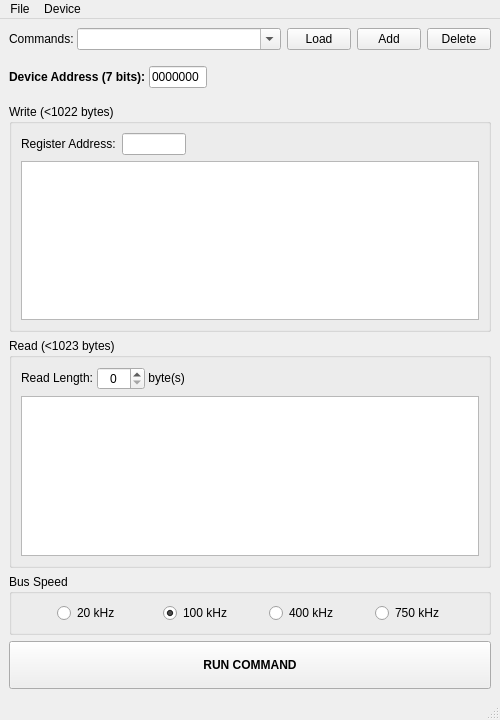
This is mainwindow.ui in KreedM/CH341-I2C-Tool as Qt 5 draws it before an edit. The edited form follows.
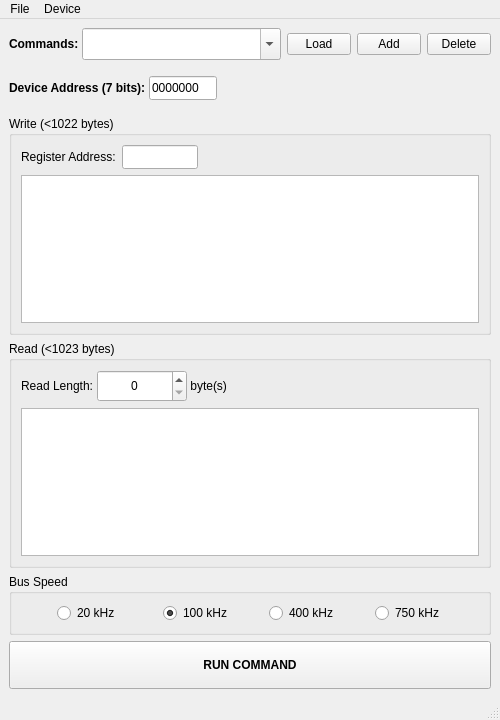
This is the edited form.

```diff
--- a/mainwindow.ui
+++ b/mainwindow.ui
@@ -41,6 +41,11 @@
               <verstretch>0</verstretch>
              </sizepolicy>
             </property>
+            <property name="font">
+             <font>
+              <bold>true</bold>
+             </font>
+            </property>
             <property name="text">
              <string>Commands: </string>
             </property>
@@ -54,6 +59,17 @@
               <verstretch>0</verstretch>
              </sizepolicy>
             </property>
+            <property name="minimumSize">
+             <size>
+              <width>0</width>
+              <height>32</height>
+             </size>
+            </property>
+            <property name="font">
+             <font>
+              <pointsize>9</pointsize>
+             </font>
+            </property>
             <property name="editable">
              <bool>true</bool>
             </property>
@@ -191,9 +207,15 @@
             <verstretch>0</verstretch>
            </sizepolicy>
           </property>
+          <property name="minimumSize">
+           <size>
+            <width>0</width>
+            <height>24</height>
+           </size>
+          </property>
           <property name="maximumSize">
            <size>
-            <width>58</width>
+            <width>68</width>
             <height>16777215</height>
            </size>
           </property>
@@ -213,7 +235,7 @@
           <property name="sizeHint" stdset="0">
            <size>
             <width>40</width>
-            <height>20</height>
+            <height>24</height>
            </size>
           </property>
          </spacer>
@@ -267,8 +289,8 @@
             <widget class="QLineEdit" name="registerLineEdit">
              <property name="maximumSize">
               <size>
-               <width>64</width>
-               <height>16777215</height>
+               <width>76</width>
+               <height>24</height>
               </size>
              </property>
              <property name="maxLength">
@@ -284,7 +306,7 @@
              <property name="sizeHint" stdset="0">
               <size>
                <width>40</width>
-               <height>20</height>
+               <height>24</height>
               </size>
              </property>
             </spacer>
@@ -352,13 +374,13 @@
              </property>
              <property name="minimumSize">
               <size>
+               <width>90</width>
+               <height>32</height>
+              </size>
+             </property>
+             <property name="maximumSize">
+              <size>
                <width>0</width>
-               <height>0</height>
-              </size>
-             </property>
-             <property name="maximumSize">
-              <size>
-               <width>48</width>
                <height>16777215</height>
               </size>
              </property>
@@ -415,7 +437,7 @@
              <property name="sizeHint" stdset="0">
               <size>
                <width>40</width>
-               <height>20</height>
+               <height>32</height>
               </size>
              </property>
             </spacer>
```
Left out of the diff: 28 changed lines with no effect on the pictures.
